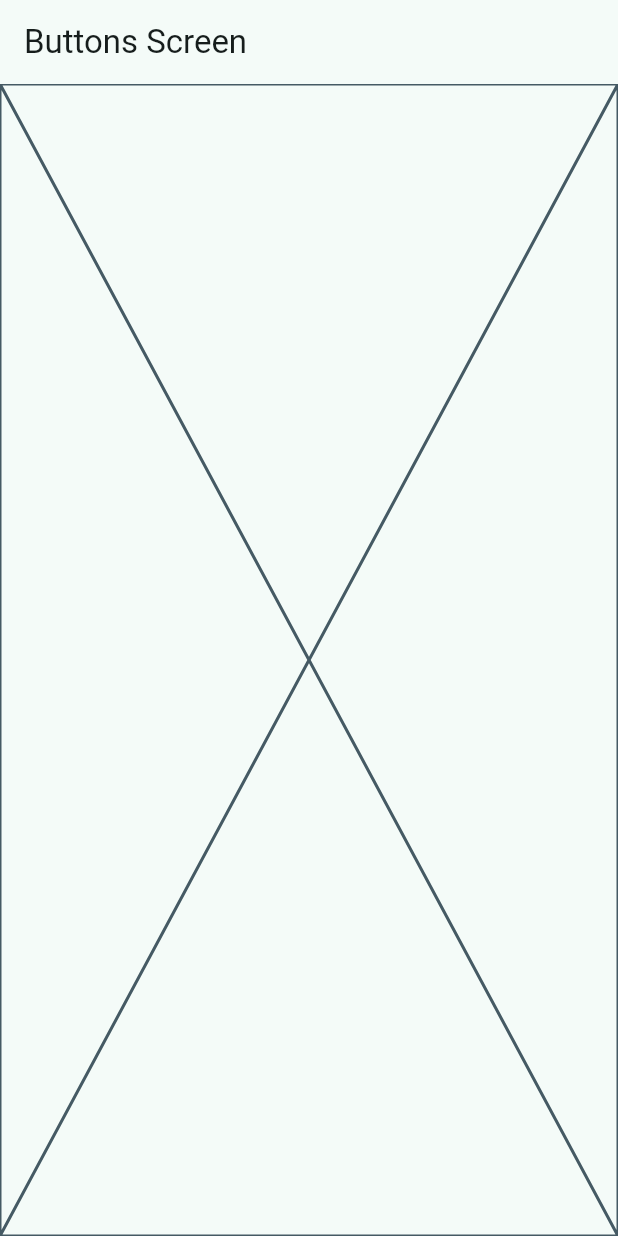
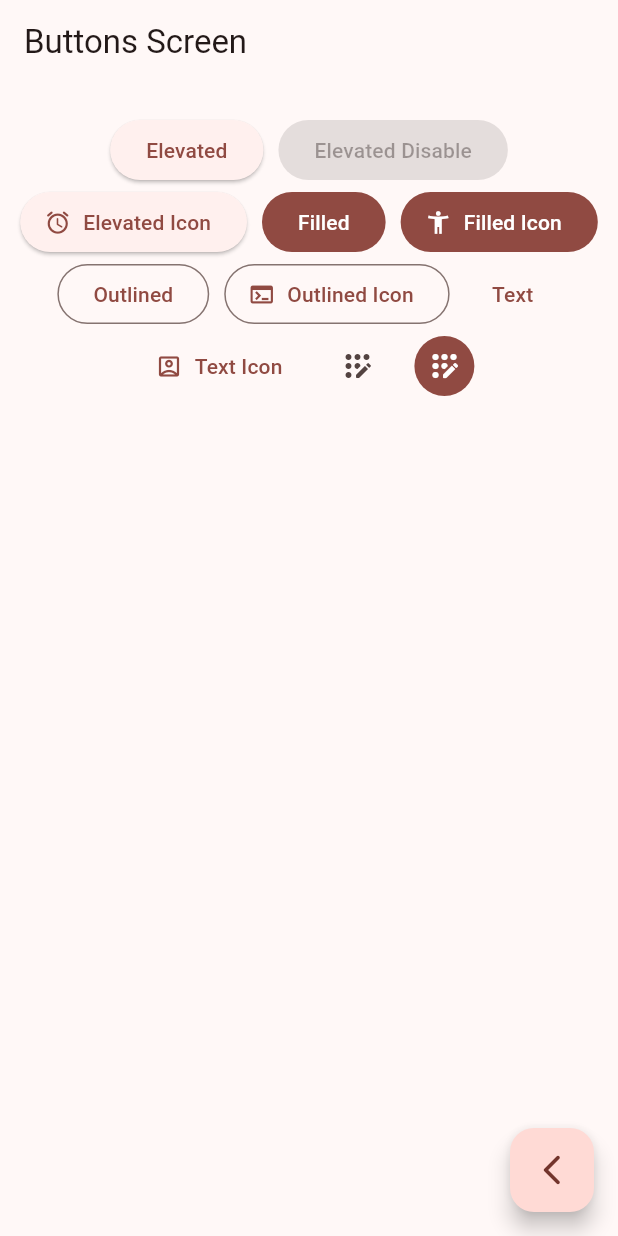
Before and after one commit to MatiasJoaquinAlfonso/widgets_app, a Flutter app: the ButtonsScreen screen opened by its route, on a phone screen of 412 x 824 dp. Run offline on Flutter 3.47's test engine with Material 3 defaults, Android fonts, the phone set to English and light mode, and no system bars; our stand-ins replace go_router.

Commit message:
Creacion de bottones

```diff
--- a/lib/main.dart
+++ b/lib/main.dart
@@ -14,7 +14,7 @@ class MainApp extends StatelessWidget {
     return MaterialApp.router(
       routerConfig: appRouter,
       debugShowCheckedModeBanner: false,
-      theme: AppTheme(selectedColor: 1).getTheme(),
+      theme: AppTheme(selectedColor: 3).getTheme(),
     );
   }
 }
--- a/lib/presentation/screens/buttons/buttons_screen.dart
+++ b/lib/presentation/screens/buttons/buttons_screen.dart
@@ -1,7 +1,7 @@
 import 'package:flutter/material.dart';
+import 'package:go_router/go_router.dart';
 
 class ButtonsScreen extends StatelessWidget {
-
   static const String name = 'buttons_screen';
 
   const ButtonsScreen({super.key});
@@ -9,10 +9,77 @@ class ButtonsScreen extends StatelessWidget {
   @override
   Widget build(BuildContext context) {
     return Scaffold(
-      appBar: AppBar(
-        title: Text('Buttons Screen'),
+      appBar: AppBar(title: Text('Buttons Screen')),
+      body: const _ButtonsView(),
+      floatingActionButton: FloatingActionButton(
+        child: const Icon(Icons.arrow_back_ios_new_rounded),
+        onPressed: () {
+          context.pop();
+        },
       ),
-      body: const Placeholder(),
     );
   }
 }
+
+class _ButtonsView extends StatelessWidget {
+  const _ButtonsView();
+
+  @override
+  Widget build(BuildContext context) {
+
+    final colors = Theme.of(context).colorScheme;
+
+    return SizedBox(
+      width: double.infinity,
+      child: Padding(
+        padding: const EdgeInsets.symmetric(horizontal: 10, vertical: 20),
+        child: Wrap(
+          spacing: 10,
+          alignment: WrapAlignment.center,
+          children: [
+            ElevatedButton(onPressed: (){}, child: Text('Elevated')),
+            const ElevatedButton(onPressed: null, child: Text('Elevated Disable')),
+
+            ElevatedButton.icon(
+              onPressed: (){},
+              icon: Icon( Icons.access_alarm_rounded),
+               label: Text('Elevated Icon')),
+
+            FilledButton(onPressed: (){}, child: const Text('Filled')),
+            FilledButton.icon(
+              onPressed: (){},
+              icon: const Icon( Icons.accessibility_new),
+              label: Text('Filled Icon')),
+
+              OutlinedButton(
+                onPressed: (){},
+                child: const Text('Outlined')),
+
+              OutlinedButton.icon(
+                onPressed: (){},
+                label: const Text('Outlined Icon'),
+                icon: const Icon( Icons.terminal)),
+
+              TextButton(onPressed: (){}, child: const Text('Text')),
+              TextButton.icon(
+                onPressed: (){},
+                label: const Text('Text Icon'),
+                icon: const Icon( Icons.account_box_outlined),
+                ),
+
+              //TODO: CUSTOM BUTTON
+
+              IconButton(onPressed: (){}, icon:Icon(Icons.app_registration_rounded)),
+              IconButton(
+                onPressed:(){},
+                icon: const Icon( Icons.app_registration_rounded),
+                style: ButtonStyle(
+                  backgroundColor: WidgetStatePropertyAll(colors.primary),
+                  iconColor: WidgetStatePropertyAll(Colors.white)
+                ),)
+          ],
+        ),
+      ),
+    );
+  }
+}
--- a/lib/presentation/screens/home_screen.dart
+++ b/lib/presentation/screens/home_screen.dart
@@ -56,8 +56,8 @@ class _CustomListTitle extends StatelessWidget {
         // );
 
         // Navigator.pushNamed(context, menuItem.link);
-        // context.push(menuItem.link);
-        context.pushNamed( CardsScren.name );
+         context.push(menuItem.link);
+        //context.pushNamed( CardsScren.name );
       },
     );
   }
```
